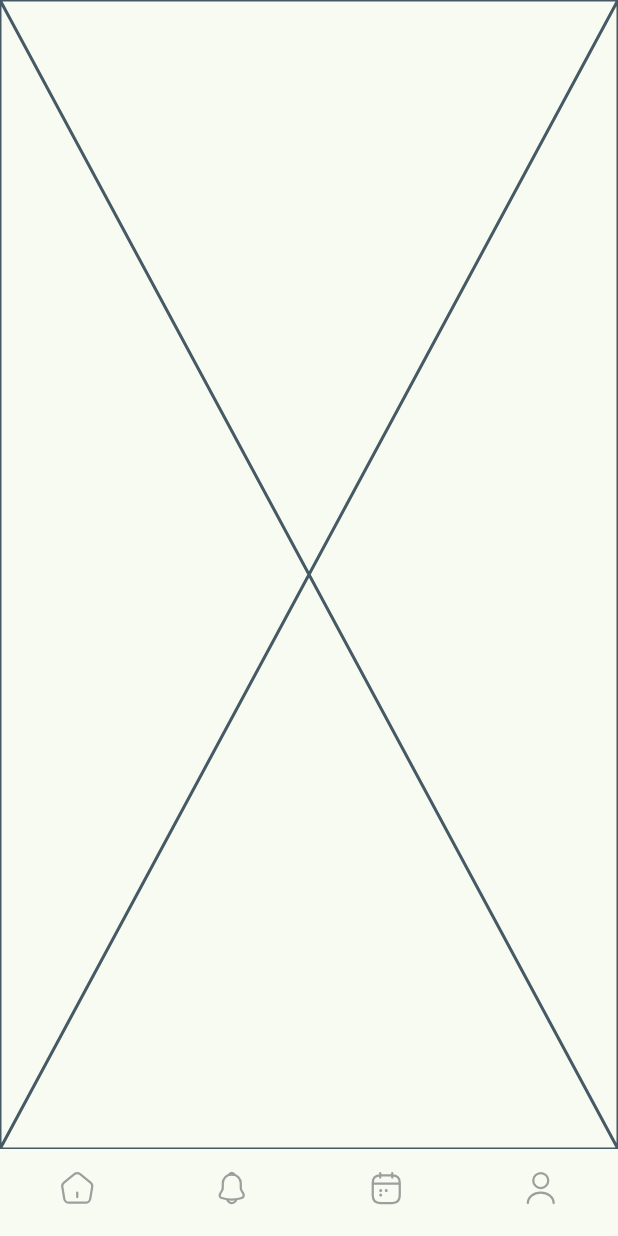
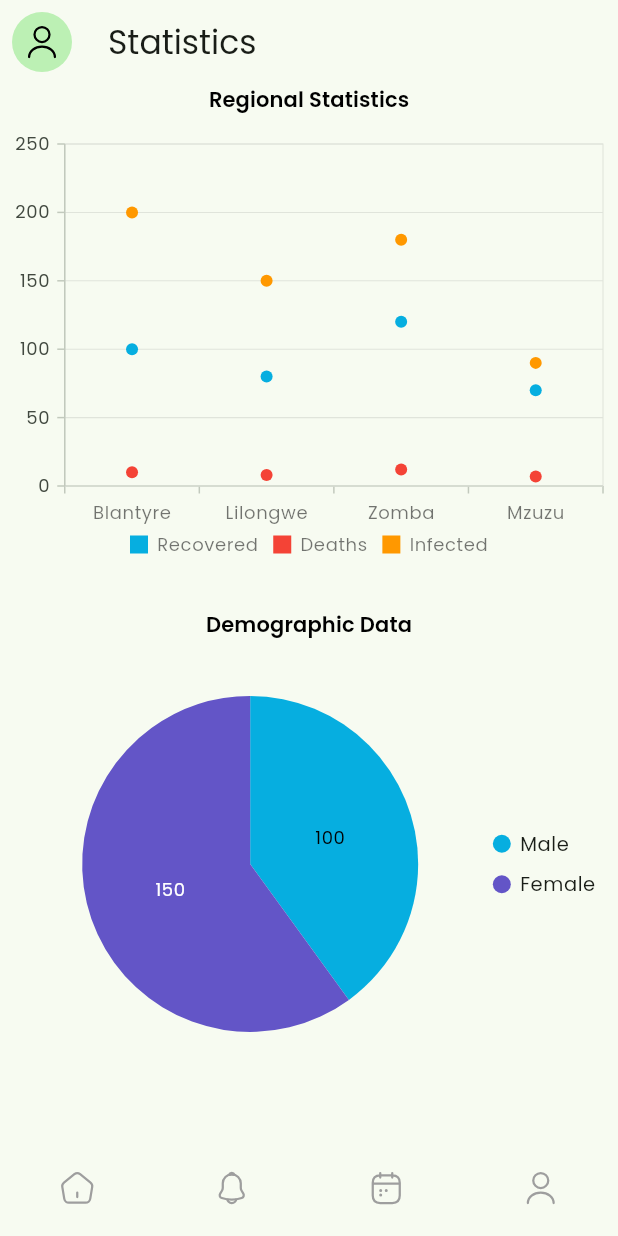
Before and after one commit to donald-88/the_cholera_files, a Flutter app: the screen it shows after launch, item 3 of the bottom bar chosen, on a phone screen of 412 x 824 dp. Run offline on Flutter 3.47's test engine with Material 2 defaults, Android fonts, the light colour scheme and no system bars; our stand-ins replace flutter_svg, google_fonts, syncfusion_flutter_charts.

Commit message:
demographics chart

```diff
--- a/lib/pages/mainPage.dart
+++ b/lib/pages/mainPage.dart
@@ -25,13 +25,28 @@ class _MainPageState extends State<MainPage> {
   final List _screens = [
     const Home(),
     const Notifications(),
-    const Statistics(),
+    Statistics(),
     const Profile()
   ];
 
   @override
   Widget build(BuildContext context) {
     return Scaffold(
+      appBar: AppBar(
+        title: _screens[currentIndex] is Home
+            ? const Text('')
+            : _screens[currentIndex] is Notifications
+                ? const Text('Notifications')
+                : _screens[currentIndex] is Statistics
+                    ? const Text('Statistics')
+                    : const Text('Profile'),
+        leading: IconButton(
+          icon: CircleAvatar(
+              child: SvgPicture.asset('assets/icons/user.svg',
+                  color: Colors.black)),
+          onPressed: () {},
+        ),
+      ),
       bottomNavigationBar: BottomNavigationBar(
           onTap: onTap,
           showSelectedLabels: false,
--- a/lib/pages/tabs/statistics.dart
+++ b/lib/pages/tabs/statistics.dart
@@ -1,10 +1,57 @@
 import 'package:flutter/material.dart';
+import 'package:the_cholera_files/widgets/casesChart.dart';
+import 'package:the_cholera_files/widgets/demographicPieChart.dart';
 
 class Statistics extends StatelessWidget {
-  const Statistics({super.key});
+  Statistics({super.key});
+
+  final List<String> cities = [
+    'Blantyre',
+    'Lilongwe',
+    'Zomba',
+    'Mzuzu'
+  ]; // Replace with your city names
+  final List<int> recoveredCases = [
+    100,
+    80,
+    120,
+    70
+  ]; // Replace with your actual recovered cases data
+  final List<int> deathCases = [
+    10,
+    8,
+    12,
+    7
+  ]; // Replace with your actual death cases data
+  final List<int> infectedCases = [200, 150, 180, 90];
 
   @override
   Widget build(BuildContext context) {
-    return const Placeholder();
+    return SingleChildScrollView(
+      child: Column(
+        children: [
+          Text('Regional Statistics',
+              style: Theme.of(context)
+                  .textTheme
+                  .titleSmall!
+                  .copyWith(fontWeight: FontWeight.w600)),
+          const SizedBox(height: 10),
+          CholeraChart(
+            cities: cities,
+            recovered: recoveredCases,
+            deaths: deathCases,
+            infected: infectedCases,
+          ),
+          const SizedBox(height: 20),
+          Text('Demographic Data',
+              style: Theme.of(context)
+                  .textTheme
+                  .titleSmall!
+                  .copyWith(fontWeight: FontWeight.w600)),
+          DemographicPieChart(
+              data: [CholeraData('Male', 100), CholeraData('Female', 150)])
+        ],
+      ),
+    );
   }
 }
--- /dev/null
+++ b/lib/widgets/casesChart.dart
@@ -0,0 +1,83 @@
+import 'package:flutter/material.dart';
+import 'package:syncfusion_flutter_charts/charts.dart';
+
+class CholeraChart extends StatelessWidget {
+  final List<String> cities;
+  final List<int> recovered;
+  final List<int> deaths;
+  final List<int> infected;
+
+  const CholeraChart({
+    super.key,
+    required this.cities,
+    required this.recovered,
+    required this.deaths,
+    required this.infected,
+  });
+
+  @override
+  Widget build(BuildContext context) {
+    return Container(
+      decoration: BoxDecoration(
+        borderRadius: BorderRadius.circular(10),
+      ),
+      height: 300,
+      child: SfCartesianChart(
+        primaryXAxis: CategoryAxis(
+            labelStyle: Theme.of(context).textTheme.bodySmall,
+            majorGridLines: const MajorGridLines(width: 0),
+            minorGridLines: const MinorGridLines(width: 0)),
+        legend: Legend(
+            isVisible: true,
+            isResponsive: true,
+            position: LegendPosition.bottom,
+            textStyle: Theme.of(context).textTheme.bodySmall),
+        series: <ScatterSeries<_ChartData, String>>[
+          ScatterSeries<_ChartData, String>(
+            name: 'Recovered',
+            dataSource: _getData(recovered),
+            xValueMapper: (_ChartData data, _) => data.city,
+            yValueMapper: (_ChartData data, _) => data.value,
+            markerSettings: const MarkerSettings(isVisible: true),
+            dataLabelSettings: const DataLabelSettings(isVisible: false),
+          ),
+          ScatterSeries<_ChartData, String>(
+            name: 'Deaths',
+            dataSource: _getData(deaths),
+            color: Colors.red,
+            xValueMapper: (_ChartData data, _) => data.city,
+            yValueMapper: (_ChartData data, _) => data.value,
+            markerSettings: const MarkerSettings(isVisible: true),
+            dataLabelSettings: const DataLabelSettings(isVisible: false),
+          ),
+          ScatterSeries<_ChartData, String>(
+            name: 'Infected',
+            dataSource: _getData(infected),
+            color: Colors.orange,
+            xValueMapper: (_ChartData data, _) => data.city,
+            yValueMapper: (_ChartData data, _) => data.value,
+            markerSettings: const MarkerSettings(isVisible: true),
+            dataLabelSettings: const DataLabelSettings(isVisible: false),
+          ),
+        ],
+      ),
+    );
+  }
+
+  List<_ChartData> _getData(List<int> cases) {
+    List<_ChartData> data = [];
+
+    for (int i = 0; i < cities.length; i++) {
+      data.add(_ChartData(cities[i], cases[i]));
+    }
+
+    return data;
+  }
+}
+
+class _ChartData {
+  final String city;
+  final int value;
+
+  _ChartData(this.city, this.value);
+}
--- /dev/null
+++ b/lib/widgets/demographicPieChart.dart
@@ -0,0 +1,32 @@
+import 'package:flutter/material.dart';
+import 'package:syncfusion_flutter_charts/charts.dart';
+
+class DemographicPieChart extends StatelessWidget {
+  const DemographicPieChart({super.key, required this.data});
+
+  final List<CholeraData> data;
+
+  @override
+  Widget build(BuildContext context) {
+    return Center(
+      child: SfCircularChart(
+        legend: Legend(isVisible: true),
+        series: <CircularSeries>[
+          PieSeries<CholeraData, String>(
+            dataSource: data,
+            xValueMapper: (CholeraData data, _) => data.gender,
+            yValueMapper: (CholeraData data, _) => data.count,
+            dataLabelSettings: const DataLabelSettings(isVisible: true),
+          )
+        ],
+      ),
+    );
+  }
+}
+
+class CholeraData {
+  final String gender;
+  final int count;
+
+  CholeraData(this.gender, this.count);
+}
--- a/pubspec.yaml
+++ b/pubspec.yaml
@@ -7,10 +7,12 @@ environment:
   sdk: '>=3.0.0 <4.0.0'
 
 dependencies:
+  fl_chart: ^0.62.0
   flutter:
     sdk: flutter
   flutter_svg: ^2.0.5
   google_fonts: ^4.0.4
+  syncfusion_flutter_charts: ^21.2.4
   syncfusion_flutter_maps: ^21.2.4
 
 dev_dependencies:
```
Also changed, not shown: lib/pages/tabs/home.dart (+39 -21 lines), lib/pages/tabs/notifications.dart (+8 -1 lines), lib/widgets/notificationsCard.dart (added, +28 -0 lines), pubspec.lock.
